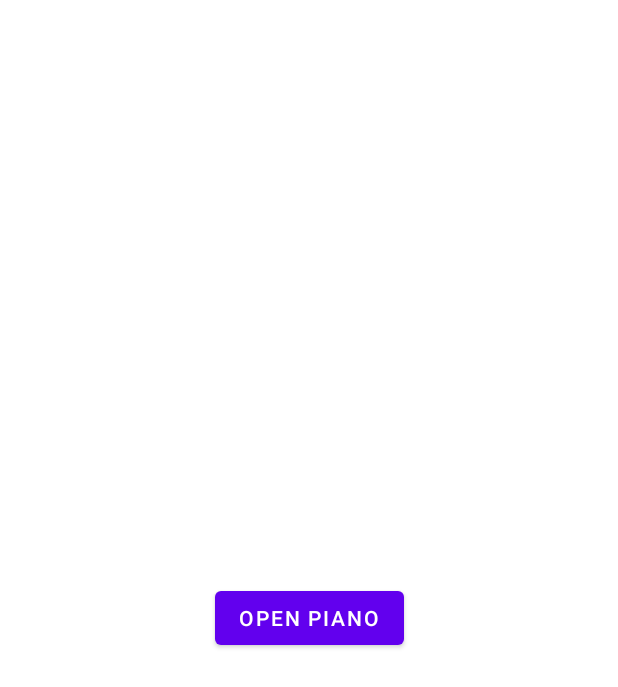
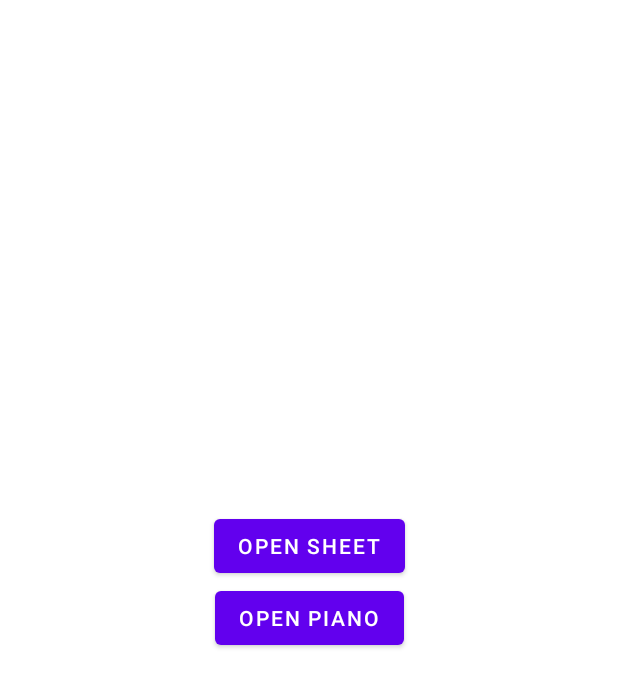
Before and after one commit to LukaSkrlj/Composer, an Android app: the screen it shows after launch (MainActivity), on a phone screen of 412 x 824 dp. Shown: the top 687 px of the screen. Run offline under Robolectric (Android 15) with nearby library versions, the phone set to English and light mode, and no system bars.

Commit message:
Added sheets activity, zoom gesture and sample note

```diff
--- a/app/src/main/java/com/example/composer/MainActivity.kt
+++ b/app/src/main/java/com/example/composer/MainActivity.kt
@@ -14,5 +14,9 @@ class MainActivity : AppCompatActivity() {
             val intent = Intent(this, Piano::class.java)
             startActivity(intent)
         }
+        findViewById<Button>(R.id.openSheet).setOnClickListener {
+            val intent = Intent(this, Sheet::class.java)
+            startActivity(intent)
+        }
     }
 }
--- a/app/src/main/java/com/example/composer/Piano.kt
+++ b/app/src/main/java/com/example/composer/Piano.kt
@@ -18,6 +18,7 @@ class Piano : AppCompatActivity() {
     private val soundPool: SoundPool = SoundPool.Builder().build()
     private val whiteKeys = setOf<String>("a", "b", "c", "d", "e", "f", "g")
     private val speed: Float = 1.0f
+
 
     @RequiresApi(Build.VERSION_CODES.R)
     override fun onCreate(savedInstanceState: Bundle?) {
@@ -102,7 +103,5 @@ class Piano : AppCompatActivity() {
                 findViewById<LinearLayout>(R.id.linearLayour).addView(whitePianoKey)
             }
         }
-
-
     }
 }
--- a/app/src/main/res/layout/activity_main.xml
+++ b/app/src/main/res/layout/activity_main.xml
@@ -16,4 +16,13 @@
         app:layout_constraintEnd_toEndOf="parent"
         app:layout_constraintStart_toStartOf="parent"
         app:layout_constraintTop_toTopOf="parent" />
+
+    <Button
+        android:id="@+id/openSheet"
+        android:layout_width="wrap_content"
+        android:layout_height="wrap_content"
+        android:text="Open sheet"
+        app:layout_constraintBottom_toTopOf="@+id/openPiano"
+        app:layout_constraintEnd_toEndOf="parent"
+        app:layout_constraintStart_toStartOf="parent" />
 </androidx.constraintlayout.widget.ConstraintLayout>
```
Also changed, not shown: app/src/main/AndroidManifest.xml (+5 -2 lines), app/src/main/java/com/example/composer/Sheet.kt (added, +42 -0 lines), app/src/main/res/layout/activity_sheet.xml (added, +31 -0 lines), app/src/main/res/drawable/quarter_note_stem_musical_note_eighth_note_dotted_note_music_note_5aca8768b6ba4c1957152d2212fef7ed.png (added).
